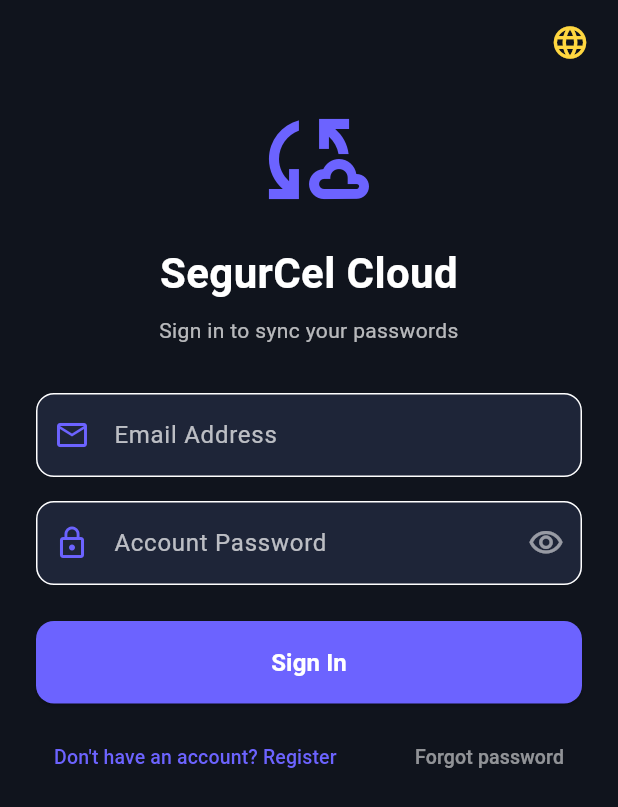
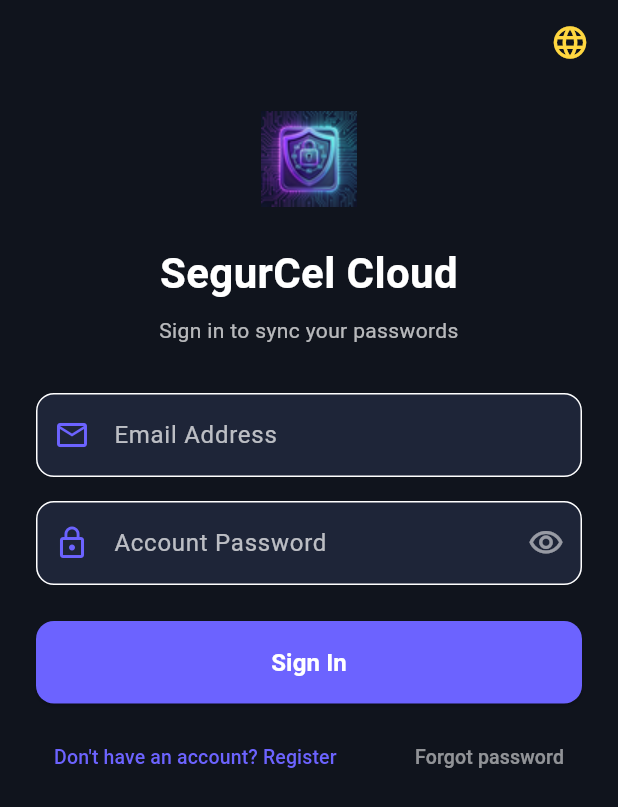
Before and after one commit to ambuydev/SegurCel, a Flutter app: the screen it shows after launch, on a phone screen of 412 x 824 dp. Shown: the top 807 px of the screen. Run offline on Flutter 3.47's test engine with Material 3 defaults, Android fonts, the phone set to English and light mode, and no system bars; our stand-ins replace cloud_firestore, csv, file_picker, firebase_auth, firebase_core, flutter_secure_storage and 1 more; missing offline and left inert: cryptography, dart:html; accounts and stored records are empty.

Commit message:
Integradas imágenes personalizadas de marca (app_icon, pantalla_pin, suscripcion, banner) y re-generados íconos launcher nativos

```diff
--- a/lib/screens/home_screen.dart
+++ b/lib/screens/home_screen.dart
@@ -199,7 +199,11 @@ class _HomeScreenState extends State<HomeScreen> {
               Center(
                 child: Column(
                   children: [
-                    const Icon(Icons.security, size: 60, color: Color(0xFF6C63FF)),
+                    Image.asset(
+                      'assets/icon/app_icon.png',
+                      height: 64,
+                      errorBuilder: (context, error, stackTrace) => const Icon(Icons.security, size: 60, color: Color(0xFF6C63FF)),
+                    ),
                     const SizedBox(height: 8),
                     Text(
                       _loc.text('app_title'),
--- a/lib/screens/login_screen.dart
+++ b/lib/screens/login_screen.dart
@@ -182,7 +182,13 @@ class _LoginScreenState extends State<LoginScreen> {
             crossAxisAlignment: CrossAxisAlignment.stretch,
             children: [
               const SizedBox(height: 10),
-              const Icon(Icons.cloud_sync_outlined, size: 80, color: Color(0xFF6C63FF)),
+              Center(
+                child: Image.asset(
+                  'assets/icon/pantalla_pin.png',
+                  height: 80,
+                  errorBuilder: (context, error, stackTrace) => const Icon(Icons.cloud_sync_outlined, size: 80, color: Color(0xFF6C63FF)),
+                ),
+              ),
               const SizedBox(height: 16),
               Text(
                 _loc.text('login_title'),
--- a/lib/screens/pin_screen.dart
+++ b/lib/screens/pin_screen.dart
@@ -206,7 +206,11 @@ class _PinScreenState extends State<PinScreen> {
                 child: IntrinsicHeight(
                   child: Column(
                     children: [
-                      const Icon(Icons.security, size: 54, color: Color(0xFF6C63FF)),
+                      Image.asset(
+                        'assets/icon/pantalla_pin.png',
+                        height: 64,
+                        errorBuilder: (context, error, stackTrace) => const Icon(Icons.security, size: 54, color: Color(0xFF6C63FF)),
+                      ),
                       const SizedBox(height: 10),
                       Text(
                         _loc.text('app_title'),
--- a/pubspec.yaml
+++ b/pubspec.yaml
@@ -71,11 +71,9 @@ flutter_launcher_icons:
 
 # The following section is specific to Flutter packages.
 flutter:
-
-  # The following line ensures that the Material Icons font is
-  # included with your application, so that you can use the icons in
-  # the material Icons class.
   uses-material-design: true
+  assets:
+    - assets/icon/
 
   # To add assets to your application, add an assets section, like this:
   # assets:
```
Also changed, not shown: lib/screens/paywall_screen.dart (+7 -1 lines), assets/icon/app-icon.png (added), assets/icon/app_icon.png, assets/icon/banner.png (added), assets/icon/pantalla_pin.png (added), assets/icon/suscripcion.png (added), 32 other files.
